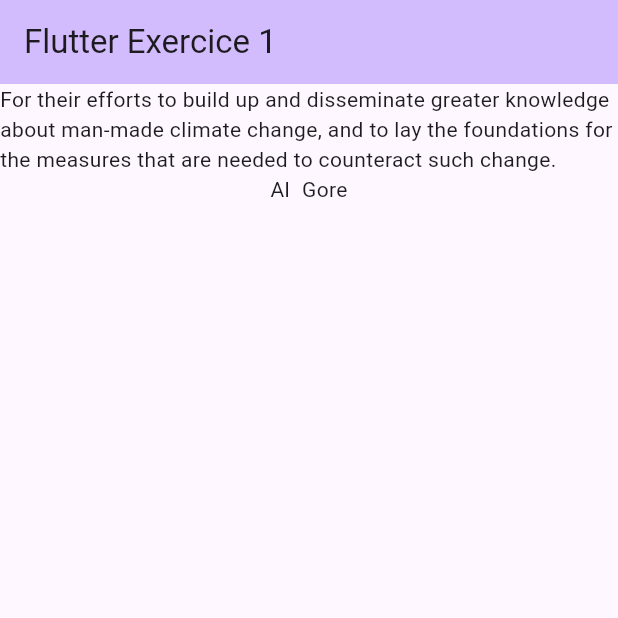
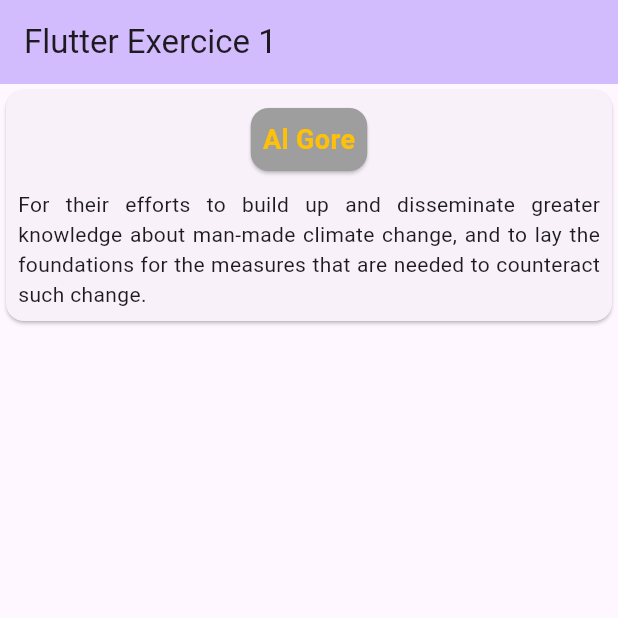
Before and after one commit to Mattofle/mobil_blocus, a Flutter app: the screen it shows after launch, on a phone screen of 412 x 824 dp, the top half of it. Run offline on Flutter 3.47's test engine with Material 3 defaults, Android fonts, the phone set to English and light mode, and no system bars.

Commit message:
F01.3 stateless widget paufiné

```diff
--- a/ex1/lib/laureat_widget.dart
+++ b/ex1/lib/laureat_widget.dart
@@ -1,4 +1,5 @@
 import 'package:flutter/cupertino.dart';
+import 'package:flutter/material.dart';
 
 class LaureateWidget extends StatelessWidget {
   final String firstname;
@@ -13,18 +14,33 @@ class LaureateWidget extends StatelessWidget {
 
   @override
   Widget build(BuildContext context) {
-    return Column(
-      children: [
-        Text(motivation),
-        Row(
-          mainAxisAlignment: MainAxisAlignment.center,
+    return Card(
+      child: Padding(
+        padding: const EdgeInsets.all(8.0),
+        child: Column(
           children: [
-            Text(firstname),
-            SizedBox(width: 8), // This adds a small space between the firstname and lastname
-            Text(lastname),
+            Card(
+              color: Colors.grey,
+              child : Padding(
+                padding: const EdgeInsets.all(8.0),
+                child : Text(
+                  "$firstname $lastname",
+                  style: const TextStyle(
+                    fontWeight: FontWeight.bold,
+                    fontSize: 18,
+                    color: Colors.amber,
+                  ),
+                ),
+              ),
+            ),
+            const SizedBox(height: 8),
+            Text(
+              motivation,
+              textAlign: TextAlign.justify,
+            ),
           ],
         ),
-      ],
+      ),
     );
   }
 }
```
